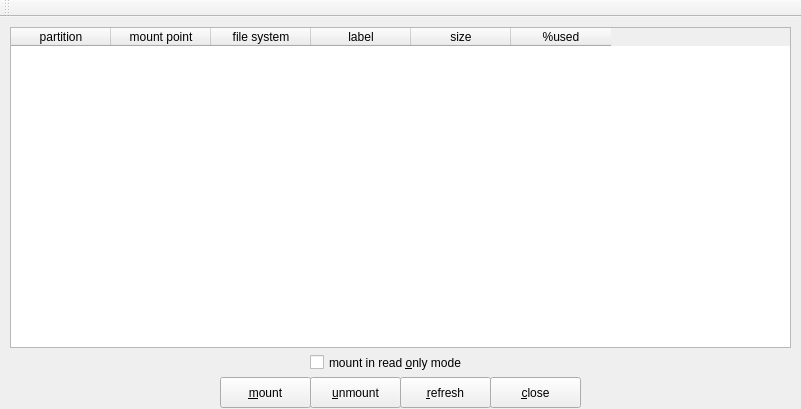
The window that zuluMount-gui/mainwindow.ui (mhogomchungu/zuluCrypt) describes before a commit, drawn with Qt 5.
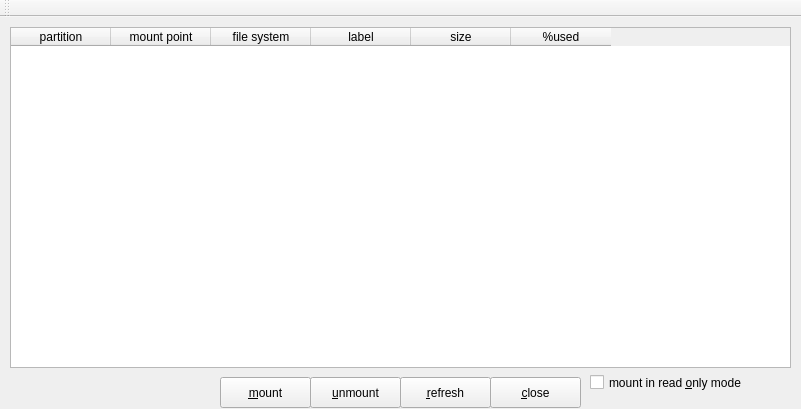
The same window after the commit.

What changed in the file:
```diff
--- a/zuluMount-gui/mainwindow.ui
+++ b/zuluMount-gui/mainwindow.ui
@@ -23,7 +23,7 @@
       <x>10</x>
       <y>10</y>
       <width>781</width>
-      <height>321</height>
+      <height>341</height>
      </rect>
     </property>
     <property name="editTriggers">
@@ -129,9 +129,9 @@
    <widget class="QCheckBox" name="cbReadOnly">
     <property name="geometry">
      <rect>
-      <x>310</x>
-      <y>330</y>
-      <width>271</width>
+      <x>590</x>
+      <y>350</y>
+      <width>171</width>
       <height>31</height>
      </rect>
     </property>
```
